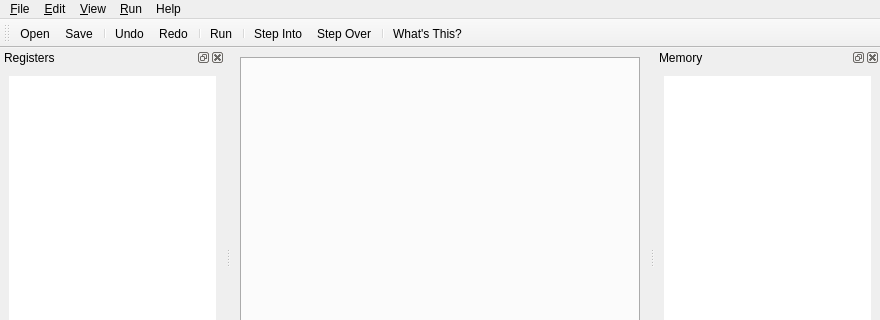
First picture: the form in qtarmsim/ui/mainwindow.ui, repository barrachi/qtarmsim, before the edit; both pictures show x 0 to 880 and y 0 to 320 of the 880 by 716 pixel window.
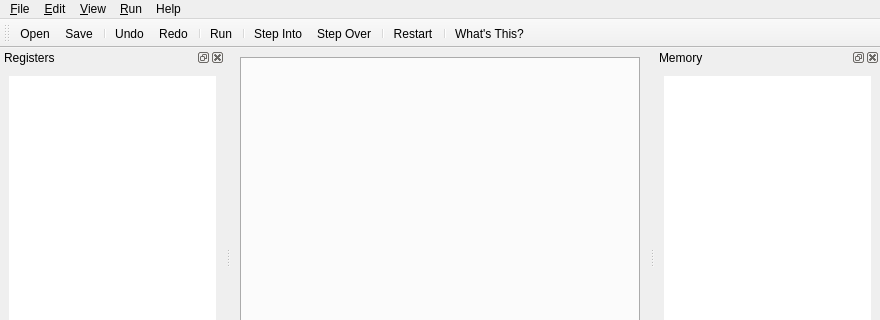
Second picture: the form after the edit. Icons and pictures are not drawn. Custom widgets are drawn as their Qt base class.

Commit message: Simulator actions are enabled only when the change to ARMSim tab is succesfull

The edit to the form file:
```diff
--- a/qtarmsim/ui/mainwindow.ui
+++ b/qtarmsim/ui/mainwindow.ui
@@ -196,6 +196,8 @@
    <addaction name="actionStepInto"/>
    <addaction name="actionStepOver"/>
    <addaction name="separator"/>
+   <addaction name="actionRestart"/>
+   <addaction name="separator"/>
    <addaction name="actionWhats_This"/>
   </widget>
   <widget class="QDockWidget" name="dockWidgetRegisters">
```
Left out of the diff: 5 changed lines with no effect on the pictures. The commit also changes 1 other file.
